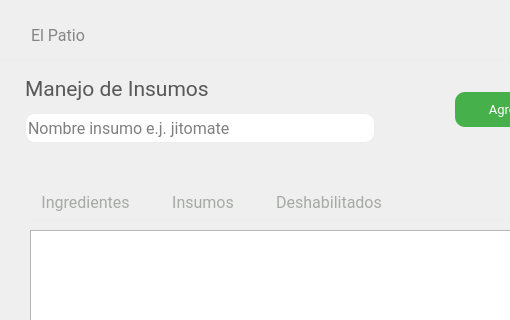
MrDanielG/IHC-ElPatio, file El-Patio/almacenista/almacenista_menu.ui: the form before one commit; both pictures show x 0 to 510 and y 0 to 320 of the 1024 by 768 pixel window.
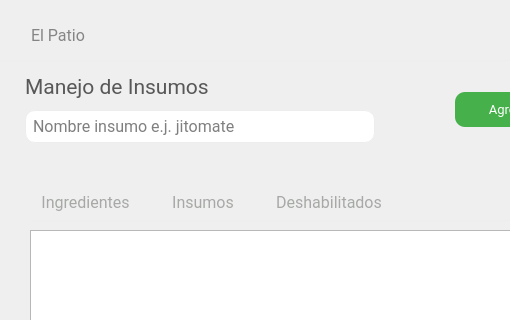
The form after the commit.

Patch:
```diff
--- a/El-Patio/almacenista/almacenista_menu.ui
+++ b/El-Patio/almacenista/almacenista_menu.ui
@@ -662,7 +662,8 @@
         </property>
         <property name="styleSheet">
          <string notr="true">border-radius: 10px;
-border: 1px solid #ECEEEE;</string>
+border: 1px solid #ECEEEE;
+padding: 5px;</string>
         </property>
         <property name="placeholderText">
          <string>Nombre insumo e.j. jitomate</string>
```
